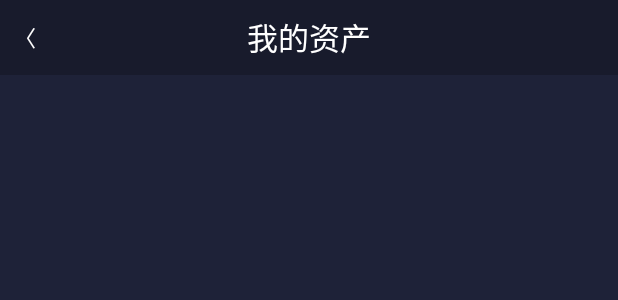
After one commit to pengzhaowen/FoxExChange, an Android app: the layout my_asset_layout.xml on its own in the app's theme, with its tools: preview values and no code run, on a phone screen of 412 x 824 dp. The commit adds this screen. Shown: the top 300 px of the screen. Run offline under Robolectric (Android 15) with nearby library versions, the phone set to English and light mode, and no system bars.

Commit message:
新增我的资产

```diff
--- a/app/src/main/AndroidManifest.xml
+++ b/app/src/main/AndroidManifest.xml
@@ -17,6 +17,9 @@
                 <category android:name="android.intent.category.LAUNCHER" />
             </intent-filter>
         </activity>
+
+        <activity android:name="com.foxexchange.user.MyAssetActivity"
+            android:screenOrientation="locked"/>
     </application>
 
 </manifest>
--- a/app/src/main/java/com/foxexchange/android/fragments/MineFragment.kt
+++ b/app/src/main/java/com/foxexchange/android/fragments/MineFragment.kt
@@ -1,12 +1,15 @@
 package com.foxexchange.android.fragments
 
+import android.content.Intent
 import android.os.Bundle
 import android.view.View
 import android.widget.Toast
 import com.cjwsc.idcm.Utils.GlideUtil
 import com.cjwsc.idcm.base.ui.view.roundimge.CircleImageView
 import com.cjwsc.idcm.kotlin.base.BaseFragment
+import com.foxexchange.android.MainActivity
 import com.foxexchange.android.R
+import com.foxexchange.user.MyAssetActivity
 import kotlinx.android.synthetic.main.mine_frg_layout.*
 
 class MineFragment : BaseFragment(), View.OnClickListener {
@@ -42,7 +45,9 @@ class MineFragment : BaseFragment(), View.OnClickListener {
     override fun onClick(v: View?) {
         when(v){
             is_login_ly -> isLogin()
-            recharge_coins_ly -> isLogin()
+            recharge_coins_ly -> {
+                jumpToNext(MyAssetActivity().javaClass)
+            }
             withdraw_coins_ly -> isLogin()
             transfer_coins_ly -> isLogin()
             my_asset_ly -> isLogin()
@@ -57,6 +62,13 @@ class MineFragment : BaseFragment(), View.OnClickListener {
         }
     }
 
+    //跳转二级页面
+    private fun  jumpToNext(t: Class<Any>){
+        val intent  = Intent()
+        intent.setClass(mContext, t)
+        startActivity(intent)
+    }
+
     private fun isLogin(){
         Toast.makeText(mContext, "登陆了", Toast.LENGTH_SHORT).show()
         GlideUtil.loadImageView(mContext, R.mipmap.login_head, head_img)
--- /dev/null
+++ b/common/src/main/res/layout/common_title.xml
@@ -0,0 +1,32 @@
+<?xml version="1.0" encoding="utf-8"?>
+<android.support.constraint.ConstraintLayout
+    xmlns:android="http://schemas.android.com/apk/res/android"
+    android:layout_width="match_parent"
+    android:layout_height="@dimen/dp44">
+
+    <RelativeLayout
+        android:layout_width="match_parent"
+        android:layout_height="match_parent"
+        android:background="@color/home_bg">
+
+        <TextView
+            android:id="@+id/back_tv"
+            android:layout_width="@dimen/dp30"
+            android:layout_height="match_parent"
+            android:text="〈"
+            android:textSize="@dimen/sp13"
+            android:gravity="center"
+            android:textColor="@color/common_white"/>
+
+        <TextView
+            android:id="@+id/title_tv"
+            android:layout_width="wrap_content"
+            android:layout_height="match_parent"
+            android:layout_centerInParent="true"
+            android:textSize="@dimen/sp18"
+            android:text="我的资产"
+            android:gravity="center"
+            android:textColor="@color/common_white"/>
+    </RelativeLayout>
+
+</android.support.constraint.ConstraintLayout>
--- a/user/src/main/AndroidManifest.xml
+++ b/user/src/main/AndroidManifest.xml
@@ -2,4 +2,6 @@
 <manifest xmlns:android="http://schemas.android.com/apk/res/android"
     package="com.example.user">
 
+
+
 </manifest>
--- /dev/null
+++ b/user/src/main/Java/com.foxexchange.user/MyAssetActivity.kt
@@ -0,0 +1,23 @@
+package com.foxexchange.user
+
+import android.os.Bundle
+import com.example.user.R
+import com.foxexchange.common.activitys.BaseFoxExChangeActivity
+
+/**
+ * 我的资产
+ * @Ling
+ */
+class MyAssetActivity : BaseFoxExChangeActivity(){
+
+    override val layoutId: Int
+        get() = R.layout.my_asset_layout
+
+    override fun onInitView(bundle: Bundle?) {
+
+    }
+
+    override fun onEvent() {
+
+    }
+}
--- /dev/null
+++ b/user/src/main/res/layout/my_asset_layout.xml
@@ -0,0 +1,20 @@
+<?xml version="1.0" encoding="utf-8"?>
+<LinearLayout
+    xmlns:android="http://schemas.android.com/apk/res/android"
+    android:layout_width="match_parent"
+    android:layout_height="match_parent"
+    android:background="@color/home_bg"
+    android:orientation="vertical">
+
+    <include layout="@layout/common_title"/>
+
+    <LinearLayout
+        android:layout_width="match_parent"
+        android:layout_height="match_parent"
+        android:background="#1E2238"
+        android:orientation="vertical">
+
+
+
+    </LinearLayout>
+</LinearLayout>
```
